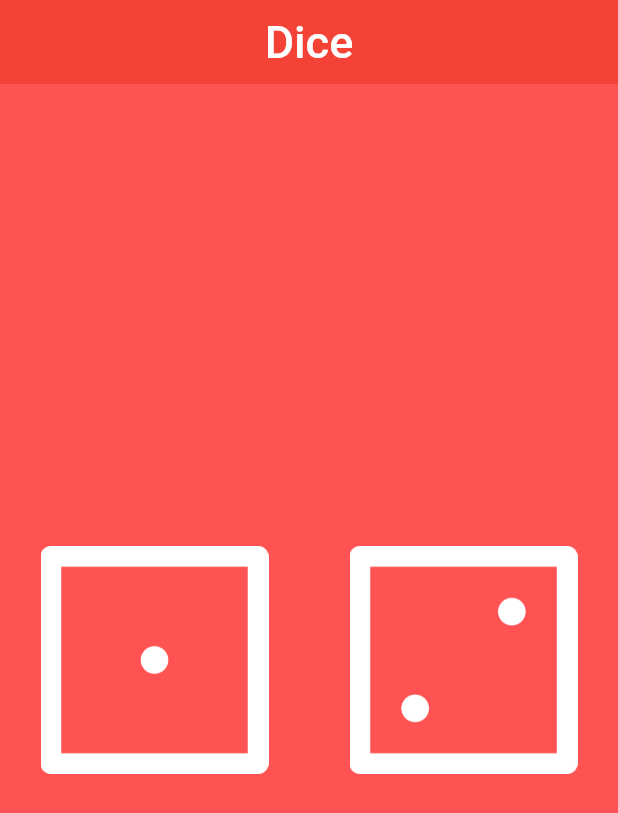
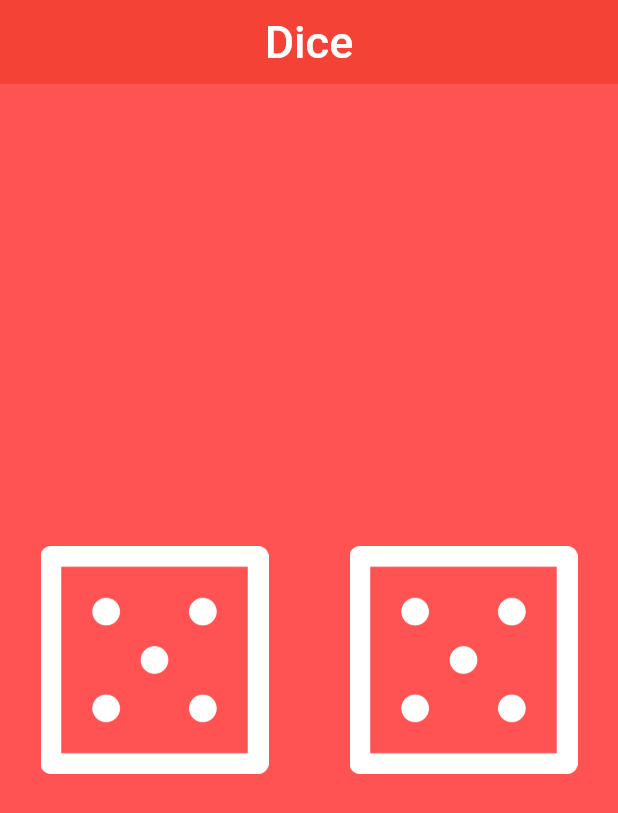
Before and after one commit to BabaykaBo/dice_app, a Flutter app: the screen it shows after launch, on a phone screen of 412 x 824 dp. Shown: the top 813 px of the screen. Run offline on Flutter 3.47's test engine with Material 3 defaults, Android fonts, the phone set to English and light mode, and no system bars.

```diff
--- a/lib/main.dart
+++ b/lib/main.dart
@@ -1,3 +1,5 @@
+import 'dart:math';
+
 import 'package:flutter/material.dart';
 
 void main() {
@@ -22,7 +24,7 @@ class MyApp extends StatelessWidget {
             fontWeight: FontWeight.w500,
           ),
         ),
-        body: DicePage(),
+        body: const DicePage(),
       ),
     );
   }
@@ -33,21 +35,26 @@ class DicePage extends StatelessWidget {
 
   @override
   Widget build(BuildContext context) {
-    return Center(
+    return const Center(
       child: Row(
         mainAxisAlignment: MainAxisAlignment.spaceEvenly,
-        children: [DiceImage(number: 1), DiceImage(number: 2)],
+        children: [DiceImage(), DiceImage()],
       ),
     );
   }
 }
 
-class DiceImage extends StatelessWidget {
-  final int number;
-  const DiceImage({super.key, required this.number});
+class DiceImage extends StatefulWidget {
+  const DiceImage({super.key});
 
   @override
+  State<DiceImage> createState() => _DiceImageState();
+}
+
+class _DiceImageState extends State<DiceImage> {
+  @override
   Widget build(BuildContext context) {
+    int number = _getNumber();
     return Expanded(
       child: Padding(
         padding: const EdgeInsets.all(15.0),
@@ -56,10 +63,18 @@ class DiceImage extends StatelessWidget {
             splashFactory: NoSplash.splashFactory,
             overlayColor: Colors.transparent,
           ),
-          onPressed: () {},
+          onPressed: () {
+            setState(() {
+              number = _getNumber();
+            });
+          },
           child: Image(image: AssetImage('images/dice$number.png')),
         ),
       ),
     );
   }
+
+  int _getNumber() {
+    return Random().nextInt(6) + 1;
+  }
 }
```
